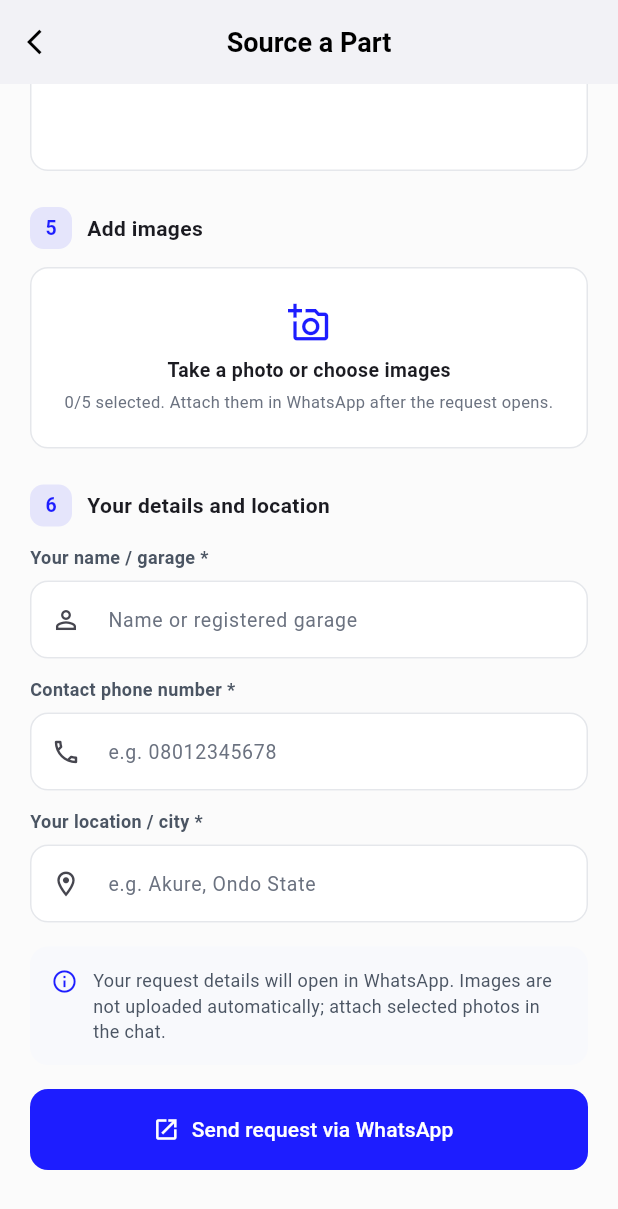
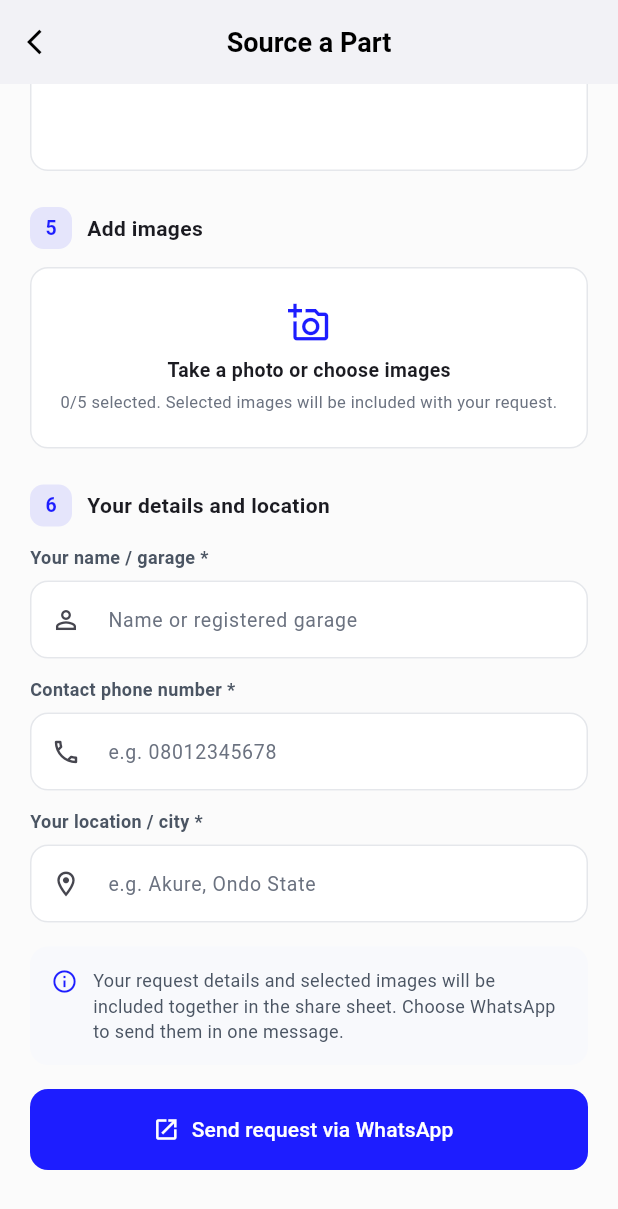
Before and after one commit to haidware/mecho_os, a Flutter app: the SourcePartScreen screen opened by its route, scrolled down 861 dp, on a phone screen of 412 x 824 dp. Shown: the top 1209 px of the screen. Run offline on Flutter 3.47's test engine with Material 3 defaults, Android fonts, the phone set to English and light mode, and no system bars; our stand-ins replace image_picker, printing, screenshot, share_plus, shared_preferences, supabase_flutter; accounts and stored records are empty.

Commit message:
Attach images to shared WhatsApp messages
Share selected part photos and include downloaded Supabase attachments alongside quotation, invoice, and service messages. Report errors when sharing fails.

Co-authored-by: Copilot <223556219+Copilot@users.noreply.github.com>

```diff
--- a/lib/features/profile/screens/source_part_screen.dart
+++ b/lib/features/profile/screens/source_part_screen.dart
@@ -2,6 +2,7 @@ import 'dart:typed_data';
 
 import 'package:flutter/material.dart';
 import 'package:image_picker/image_picker.dart';
+import 'package:share_plus/share_plus.dart';
 import 'package:url_launcher/url_launcher.dart';
 
 import '../../../core/constants/app_colors.dart';
@@ -128,7 +129,7 @@ class _SourcePartScreenState extends State<SourcePartScreen> {
       '*Name / garage:* ${_garageController.text.trim()}',
       '*Contact:* ${_phoneController.text.trim()}',
       '*Location:* ${_locationController.text.trim()}',
-      '*Images selected:* ${_images.length} (please attach separately)',
+      '*Images attached:* ${_images.length}',
     ].join('\n');
 
     final uri = Uri.https('wa.me', '/$_supportWhatsAppNumber', {
@@ -136,6 +137,13 @@ class _SourcePartScreenState extends State<SourcePartScreen> {
     });
 
     try {
+      if (_images.isNotEmpty) {
+        await Share.shareXFiles(
+          _images,
+          subject: 'Mecho OS - Source a Part Request',
+          text: message,
+        );
+      } else {
         final launched = await launchUrl(
           uri,
           mode: LaunchMode.externalApplication,
@@ -146,9 +154,10 @@ class _SourcePartScreenState extends State<SourcePartScreen> {
             isError: true,
           );
         }
+      }
     } catch (error) {
       if (mounted) {
-        _showMessage('Could not open WhatsApp: $error', isError: true);
+        _showMessage('Could not share the request: $error', isError: true);
       }
     } finally {
       if (mounted) setState(() => _isSending = false);
@@ -359,7 +368,7 @@ class _SourcePartScreenState extends State<SourcePartScreen> {
                     ),
                     const SizedBox(height: 4),
                     Text(
-                      '${_images.length}/5 selected. Attach them in WhatsApp after the request opens.',
+                      '${_images.length}/5 selected. Selected images will be included with your request.',
                       textAlign: TextAlign.center,
                       style: const TextStyle(
                         color: AppColors.greyText,
@@ -421,7 +430,7 @@ class _SourcePartScreenState extends State<SourcePartScreen> {
                   SizedBox(width: 10),
                   Expanded(
                     child: Text(
-                      'Your request details will open in WhatsApp. Images are not uploaded automatically; attach selected photos in the chat.',
+                      'Your request details and selected images will be included together in the share sheet. Choose WhatsApp to send them in one message.',
                       style: TextStyle(
                         color: AppColors.grey600,
                         fontSize: 12,
--- a/pubspec.yaml
+++ b/pubspec.yaml
@@ -14,6 +14,7 @@ dependencies:
     sdk: flutter
 
   cupertino_icons: ^1.0.8
+  http: ^1.6.0
   supabase_flutter: ^2.15.0
   image_picker: ^1.1.2
   intl: ^0.20.2
```
Also changed, not shown: lib/core/utils/whatsapp_helper.dart (+63 -11 lines), lib/features/service/screens/service_screen.dart (+8 -0 lines), pubspec.lock. Lines whose indentation alone changed are shown as unchanged.
